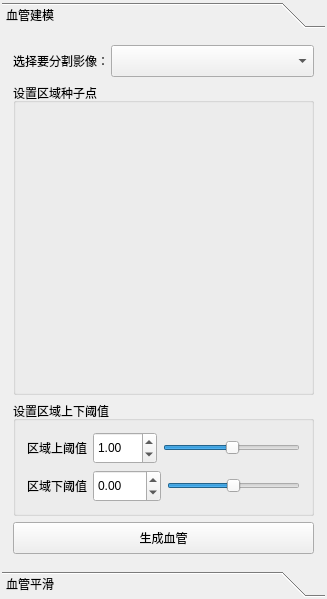
The window that Plugins/Mipf_Plugin_VesselSegmentation/VesselSegmentationController.ui (linson7017/MIPF) describes before a commit, drawn with Qt 5.
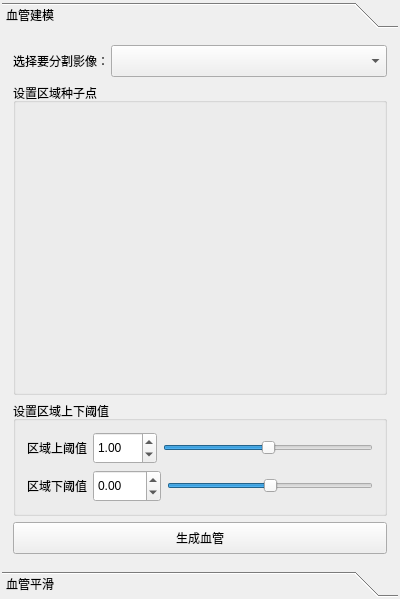
The same window after the commit. Icons and pictures are not drawn. Custom widgets are drawn as their Qt base class.

```diff
--- a/Plugins/Mipf_Plugin_VesselSegmentation/VesselSegmentationController.ui
+++ b/Plugins/Mipf_Plugin_VesselSegmentation/VesselSegmentationController.ui
@@ -9,7 +9,7 @@
    <rect>
     <x>0</x>
     <y>0</y>
-    <width>327</width>
+    <width>400</width>
     <height>599</height>
    </rect>
   </property>
@@ -48,7 +48,7 @@
        <rect>
         <x>0</x>
         <y>0</y>
-        <width>323</width>
+        <width>396</width>
         <height>535</height>
        </rect>
       </property>
```
